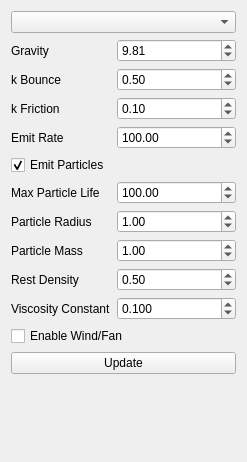
AdriaL-FIB/Physics-Simulator, file forms/widgetfluidsim.ui: the form before one commit.
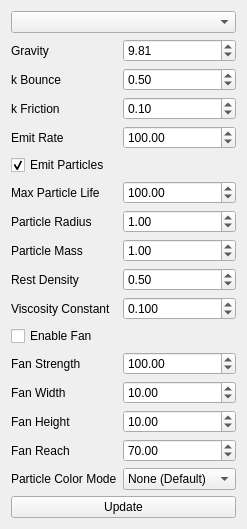
The form after the commit.

The edit to the form file:
```diff
--- a/forms/widgetfluidsim.ui
+++ b/forms/widgetfluidsim.ui
@@ -7,7 +7,7 @@
     <x>0</x>
     <y>0</y>
     <width>247</width>
-    <height>462</height>
+    <height>514</height>
    </rect>
   </property>
   <property name="windowTitle">
@@ -225,14 +225,134 @@
    <item row="11" column="0" colspan="2">
     <widget class="QCheckBox" name="enableWind">
      <property name="text">
-      <string>Enable Wind/Fan</string>
+      <string>Enable Fan</string>
      </property>
      <property name="checked">
       <bool>false</bool>
      </property>
     </widget>
    </item>
-   <item row="12" column="0" colspan="2">
+   <item row="12" column="0">
+    <widget class="QLabel" name="label_11">
+     <property name="text">
+      <string>Fan Strength</string>
+     </property>
+    </widget>
+   </item>
+   <item row="12" column="1">
+    <widget class="QDoubleSpinBox" name="windStrength">
+     <property name="maximum">
+      <double>500.000000000000000</double>
+     </property>
+     <property name="singleStep">
+      <double>10.000000000000000</double>
+     </property>
+     <property name="value">
+      <double>100.000000000000000</double>
+     </property>
+    </widget>
+   </item>
+   <item row="13" column="0">
+    <widget class="QLabel" name="label_12">
+     <property name="text">
+      <string>Fan Width</string>
+     </property>
+    </widget>
+   </item>
+   <item row="13" column="1">
+    <widget class="QDoubleSpinBox" name="fanWidth">
+     <property name="minimum">
+      <double>2.000000000000000</double>
+     </property>
+     <property name="maximum">
+      <double>50.000000000000000</double>
+     </property>
+     <property name="singleStep">
+      <double>1.000000000000000</double>
+     </property>
+     <property name="value">
+      <double>10.000000000000000</double>
+     </property>
+    </widget>
+   </item>
+   <item row="14" column="0">
+    <widget class="QLabel" name="label_13">
+     <property name="text">
+      <string>Fan Height</string>
+     </property>
+    </widget>
+   </item>
+   <item row="14" column="1">
+    <widget class="QDoubleSpinBox" name="fanHeight">
+     <property name="minimum">
+      <double>2.000000000000000</double>
+     </property>
+     <property name="maximum">
+      <double>50.000000000000000</double>
+     </property>
+     <property name="singleStep">
+      <double>1.000000000000000</double>
+     </property>
+     <property name="value">
+      <double>10.000000000000000</double>
+     </property>
+    </widget>
+   </item>
+   <item row="15" column="0">
+    <widget class="QLabel" name="label_14">
+     <property name="text">
+      <string>Fan Reach</string>
+     </property>
+    </widget>
+   </item>
+   <item row="15" column="1">
+    <widget class="QDoubleSpinBox" name="fanLength">
+     <property name="minimum">
+      <double>10.000000000000000</double>
+     </property>
+     <property name="maximum">
+      <double>150.000000000000000</double>
+     </property>
+     <property name="singleStep">
+      <double>5.000000000000000</double>
+     </property>
+     <property name="value">
+      <double>70.000000000000000</double>
+     </property>
+    </widget>
+   </item>
+   <item row="16" column="0">
+    <widget class="QLabel" name="label_10">
+     <property name="text">
+      <string>Particle Color Mode</string>
+     </property>
+    </widget>
+   </item>
+   <item row="16" column="1">
+    <widget class="QComboBox" name="colorMode">
+     <item>
+      <property name="text">
+       <string>None (Default)</string>
+      </property>
+     </item>
+     <item>
+      <property name="text">
+       <string>Neighbors</string>
+      </property>
+     </item>
+     <item>
+      <property name="text">
+       <string>Density</string>
+      </property>
+     </item>
+     <item>
+      <property name="text">
+       <string>Pressure</string>
+      </property>
+     </item>
+    </widget>
+   </item>
+   <item row="17" column="0" colspan="2">
     <widget class="QPushButton" name="btnUpdate">
      <property name="text">
       <string>Update</string>
```
Left out of the diff: 6 changed lines with no effect on the pictures.
